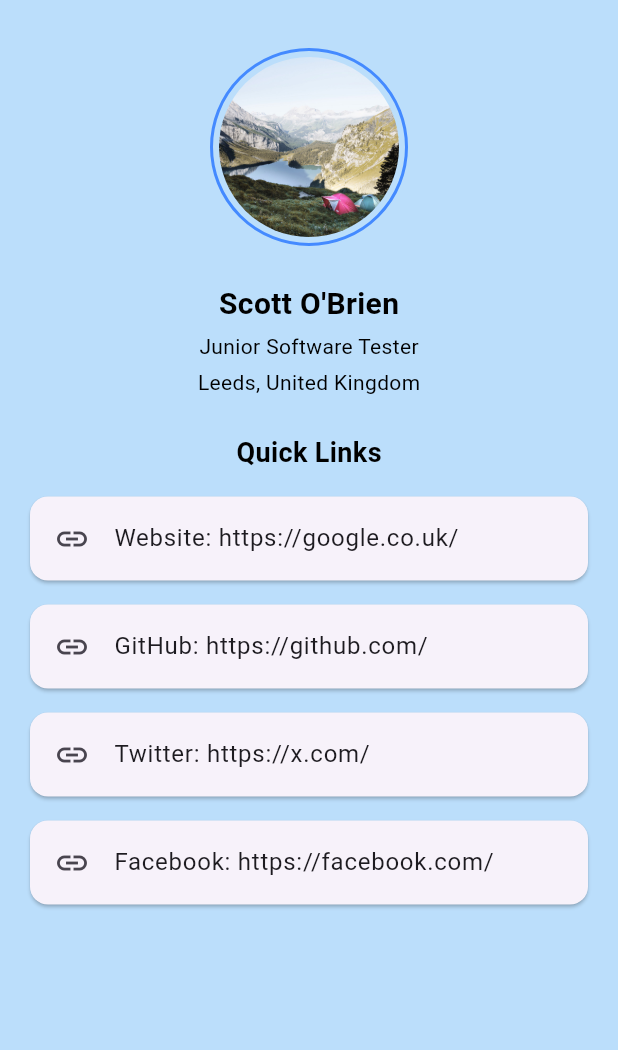
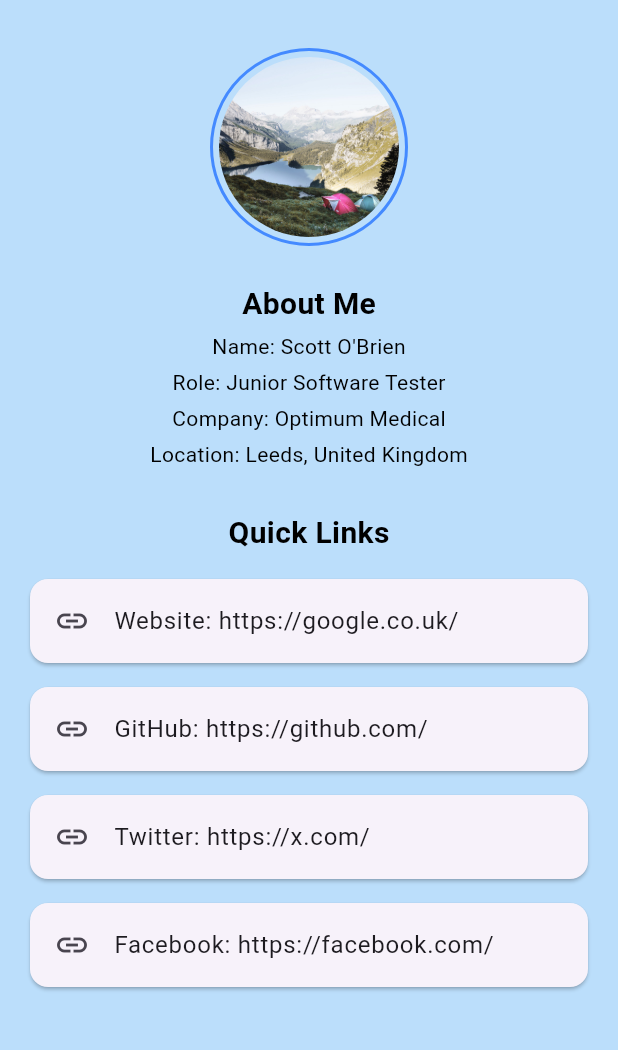
Before and after one commit to SO-1993/portfolio_flutter_app, a Flutter app: the ProfilePage screen opened by its route, on a phone screen of 412 x 824 dp, the part 84-1134 px from its top. Run offline on Flutter 3.47's test engine with Material 3 defaults, Android fonts, the phone set to English and light mode, and no system bars.

Commit message:
Minor styling changes to Profile

```diff
--- a/lib/pages/profile_page.dart
+++ b/lib/pages/profile_page.dart
@@ -53,16 +53,18 @@ class ProfilePage extends StatelessWidget {
               child: Column(
                 children: const [
                   Text(
-                    "Scott O'Brien",
-                    style: TextStyle(
-                      fontSize: 20,
-                      fontWeight: FontWeight.bold,
-                    ),
+                    "About Me",
+                    style: TextStyle(fontSize: 20, fontWeight: FontWeight.w600),
                   ),
                   SizedBox(height: 4),
-                  Text("Junior Software Tester"),
+                  Text("Name: Scott O'Brien"),
                   SizedBox(height: 4),
-                  Text("Leeds, United Kingdom"),
+                  Text("Role: Junior Software Tester"),
+                  SizedBox(height: 4),
+                  Text("Company: Optimum Medical"),
+                  SizedBox(height: 4),
+                  Text("Location: Leeds, United Kingdom"),
+                  SizedBox(height: 4),
                 ],
               ),
             ),
@@ -72,7 +74,7 @@ class ProfilePage extends StatelessWidget {
             // Quick Links Title
             const Text(
               'Quick Links',
-              style: TextStyle(fontSize: 18, fontWeight: FontWeight.w600),
+              style: TextStyle(fontSize: 20, fontWeight: FontWeight.w600),
             ),
 
             const SizedBox(height: 8),
```
